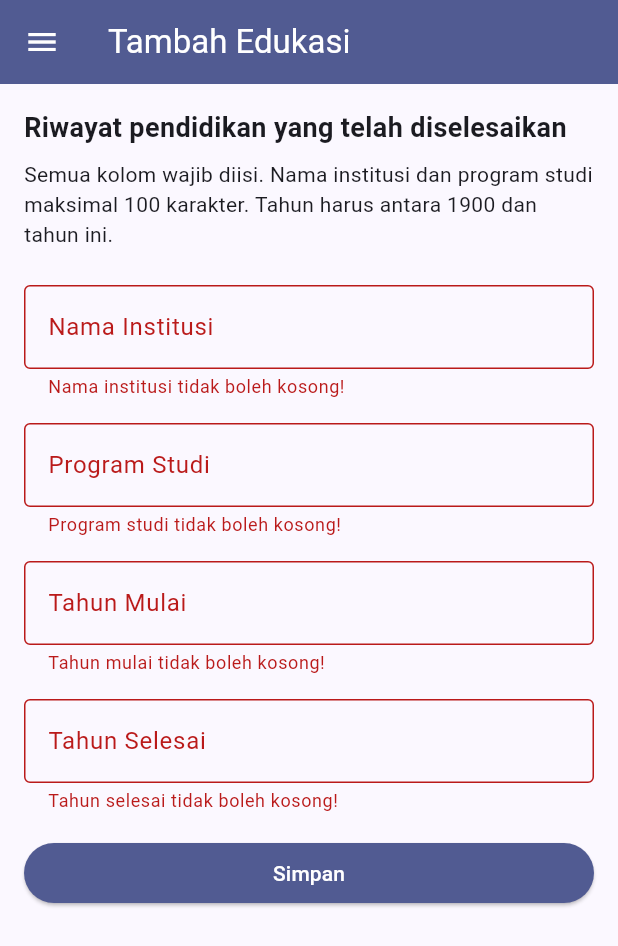
After one commit to kesyaaclaraa/myportofolio_mobile, a Flutter app: the EducationFormPage screen opened directly, after a tap on "Simpan", on a phone screen of 412 x 824 dp. The commit adds this screen. Shown: the top 946 px of the screen. Run offline on Flutter 3.47's test engine with Material 3 defaults, Android fonts, the phone set to English and light mode, and no system bars; our stand-ins replace material_ui.

Commit message:
Complete Tugas 8 Flutter

```diff
--- /dev/null
+++ b/lib/screens/education_form.dart
@@ -0,0 +1,167 @@
+import 'package:material_ui/material_ui.dart';
+import 'package:myportofolio_mobile/widgets/left_drawer.dart';
+
+class EducationFormPage extends StatefulWidget {
+  const EducationFormPage({super.key});
+
+  @override
+  State<EducationFormPage> createState() => _EducationFormPageState();
+}
+
+class _EducationFormPageState extends State<EducationFormPage> {
+  final _formKey = GlobalKey<FormState>();
+  final _institution = TextEditingController();
+  final _program = TextEditingController();
+  final _startYear = TextEditingController();
+  final _endYear = TextEditingController();
+
+  @override
+  void dispose() {
+    _institution.dispose();
+    _program.dispose();
+    _startYear.dispose();
+    _endYear.dispose();
+    super.dispose();
+  }
+
+  String? _validateName(String? value, String label) {
+    final text = value?.trim() ?? '';
+    if (text.isEmpty) return '$label tidak boleh kosong!';
+    if (text.length > 100) return '$label maksimal 100 karakter!';
+    return null;
+  }
+
+  String? _validateYear(String? value, {bool isEnd = false}) {
+    final label = isEnd ? 'Tahun selesai' : 'Tahun mulai';
+    final text = value?.trim() ?? '';
+    if (text.isEmpty) return '$label tidak boleh kosong!';
+    final year = int.tryParse(text);
+    if (!RegExp(r'^\d{4}$').hasMatch(text) || year == null) {
+      return '$label harus berupa 4 digit angka!';
+    }
+    if (year < 1900 || year > DateTime.now().year) {
+      return '$label harus antara 1900 dan ${DateTime.now().year}!';
+    }
+    final start = int.tryParse(_startYear.text.trim());
+    if (isEnd && start != null && year < start) {
+      return 'Tahun selesai tidak boleh sebelum tahun mulai!';
+    }
+    return null;
+  }
+
+  void _saveEducation() {
+    if (!_formKey.currentState!.validate()) return;
+    FocusScope.of(context).unfocus();
+    showDialog<void>(
+      context: context,
+      builder: (dialogContext) => AlertDialog(
+        title: const Text('Edukasi berhasil ditambahkan!'),
+        content: SingleChildScrollView(
+          child: Column(
+            mainAxisSize: MainAxisSize.min,
+            crossAxisAlignment: CrossAxisAlignment.start,
+            children: [
+              Text('Institusi: ${_institution.text.trim()}'),
+              Text('Program Studi: ${_program.text.trim()}'),
+              Text('Tahun Mulai: ${_startYear.text.trim()}'),
+              Text('Tahun Selesai: ${_endYear.text.trim()}'),
+            ],
+          ),
+        ),
+        actions: [
+          TextButton(
+            onPressed: () => Navigator.pop(dialogContext),
+            child: const Text('Tutup'),
+          ),
+        ],
+      ),
+    );
+  }
+
+  Widget _field({
+    required String label,
+    required TextEditingController controller,
+    required FormFieldValidator<String> validator,
+    bool isYear = false,
+  }) {
+    return Padding(
+      padding: const EdgeInsets.only(bottom: 16),
+      child: TextFormField(
+        controller: controller,
+        decoration: InputDecoration(
+          labelText: label,
+          hintText: isYear ? 'Contoh: 2025' : label,
+          border: const OutlineInputBorder(),
+          errorMaxLines: 3,
+        ),
+        keyboardType: isYear ? TextInputType.number : TextInputType.text,
+        textInputAction: TextInputAction.next,
+        validator: validator,
+      ),
+    );
+  }
+
+  @override
+  Widget build(BuildContext context) {
+    return Scaffold(
+      appBar: AppBar(
+        title: const Text('Tambah Edukasi'),
+        backgroundColor: Theme.of(context).colorScheme.primary,
+        foregroundColor: Colors.white,
+      ),
+      drawer: const LeftDrawer(),
+      body: Form(
+        key: _formKey,
+        child: SingleChildScrollView(
+          keyboardDismissBehavior: ScrollViewKeyboardDismissBehavior.onDrag,
+          padding: const EdgeInsets.all(16),
+          child: Column(
+            crossAxisAlignment: CrossAxisAlignment.stretch,
+            children: [
+              const Text(
+                'Riwayat pendidikan yang telah diselesaikan',
+                style: TextStyle(fontSize: 18, fontWeight: FontWeight.bold),
+              ),
+              const SizedBox(height: 8),
+              const Text(
+                'Semua kolom wajib diisi. Nama institusi dan program studi '
+                'maksimal 100 karakter. Tahun harus antara 1900 dan tahun ini.',
+              ),
+              const SizedBox(height: 24),
+              _field(
+                label: 'Nama Institusi',
+                controller: _institution,
+                validator: (value) => _validateName(value, 'Nama institusi'),
+              ),
+              _field(
+                label: 'Program Studi',
+                controller: _program,
+                validator: (value) => _validateName(value, 'Program studi'),
+              ),
+              _field(
+                label: 'Tahun Mulai',
+                controller: _startYear,
+                isYear: true,
+                validator: (value) => _validateYear(value),
+              ),
+              _field(
+                label: 'Tahun Selesai',
+                controller: _endYear,
+                isYear: true,
+                validator: (value) => _validateYear(value, isEnd: true),
+              ),
+              ElevatedButton(
+                style: ElevatedButton.styleFrom(
+                  backgroundColor: Theme.of(context).colorScheme.primary,
+                  foregroundColor: Colors.white,
+                ),
+                onPressed: _saveEducation,
+                child: const Text('Simpan'),
+              ),
+            ],
+          ),
+        ),
+      ),
+    );
+  }
+}
--- a/lib/screens/menu.dart
+++ b/lib/screens/menu.dart
@@ -12,6 +12,7 @@ class MyHomePage extends StatelessWidget {
   final List<ItemHomepage> items = [
     ItemHomepage("Lihat Proyek", Icons.folder, Colors.blue),
     ItemHomepage("Tambah Proyek", Icons.add_circle, Colors.green),
+    ItemHomepage("Tambah Edukasi", Icons.school, Colors.deepPurple),
     ItemHomepage("Logout", Icons.logout, Colors.red),
   ];
 
--- a/lib/widgets/left_drawer.dart
+++ b/lib/widgets/left_drawer.dart
@@ -1,4 +1,5 @@
 import 'package:material_ui/material_ui.dart';
+import 'package:myportofolio_mobile/screens/education_form.dart';
 import 'package:myportofolio_mobile/screens/menu.dart';
 import 'package:myportofolio_mobile/screens/project_form.dart';
 
@@ -58,6 +59,19 @@ class LeftDrawer extends StatelessWidget {
               );
             },
           ),
+          ListTile(
+            leading: const Icon(Icons.school_outlined),
+            title: const Text('Tambah Edukasi'),
+            onTap: () {
+              Navigator.pop(context);
+              Navigator.pushReplacement(
+                context,
+                MaterialPageRoute(
+                  builder: (context) => const EducationFormPage(),
+                ),
+              );
+            },
+          ),
         ],
       ),
     );
```
Also changed, not shown: lib/widgets/project_card.dart (+13 -3 lines), 2 other files.
